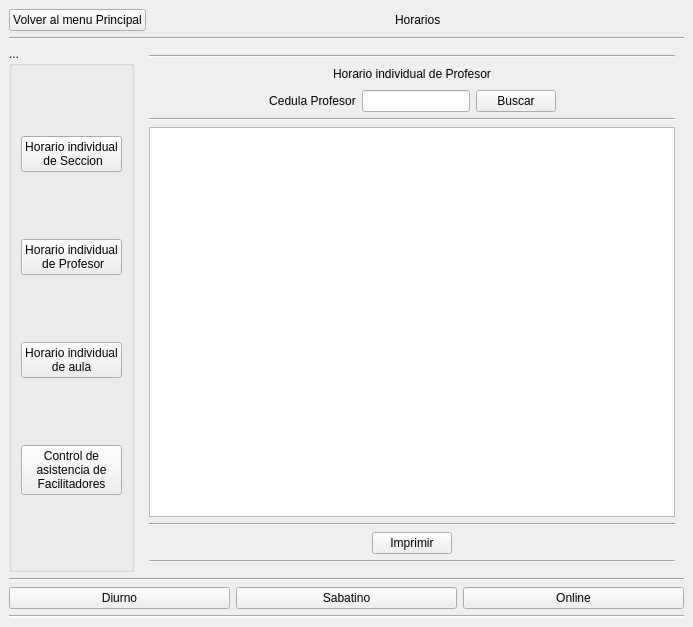
Above: ui/menu-horarios_principal.ui from Reinaldito04/IUTA----HORARIOS before the change. Below: the same form after it.
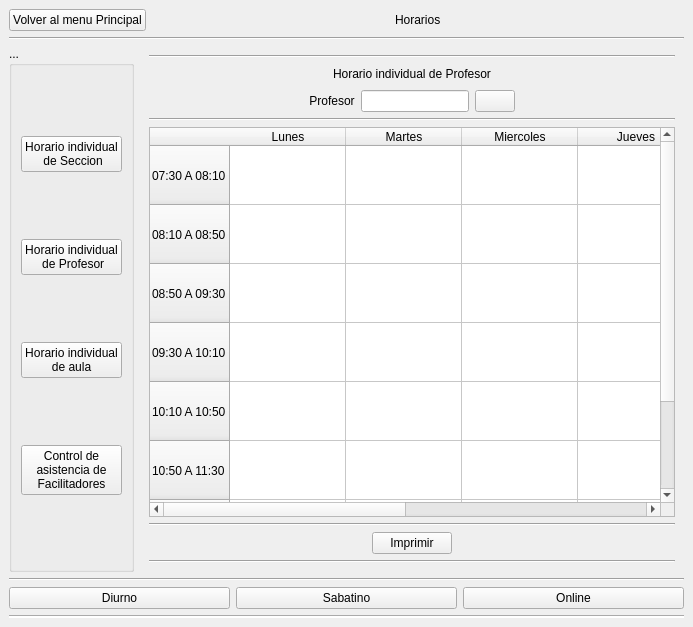
That is the form after the change. The open tabs and pages were chosen to show the change. Icons and pictures are not drawn.

Commit message: cambios en horario_principal menu

What changed in the file:
```diff
--- a/ui/menu-horarios_principal.ui
+++ b/ui/menu-horarios_principal.ui
@@ -767,7 +767,7 @@
               <item>
                <widget class="QLabel" name="label_5">
                 <property name="text">
-                 <string>Cedula Profesor</string>
+                 <string>Profesor</string>
                 </property>
                 <property name="alignment">
                  <set>Qt::AlignCenter</set>
@@ -787,7 +787,11 @@
               <item>
                <widget class="QPushButton" name="btn_buscar_cedulaprof">
                 <property name="text">
-                 <string>Buscar</string>
+                 <string/>
+                </property>
+                <property name="icon">
+                 <iconset>
+                  <normaloff>imagenes/search.png</normaloff>imagenes/search.png</iconset>
                 </property>
                </widget>
               </item>
@@ -816,7 +820,96 @@
            </widget>
           </item>
           <item>
-           <widget class="QTableWidget" name="tableWidget_horIndprof"/>
+           <widget class="QTableWidget" name="tableWidget_horIndprof">
+            <attribute name="horizontalHeaderMinimumSectionSize">
+             <number>50</number>
+            </attribute>
+            <attribute name="horizontalHeaderDefaultSectionSize">
+             <number>116</number>
+            </attribute>
+            <attribute name="horizontalHeaderShowSortIndicator" stdset="0">
+             <bool>false</bool>
+            </attribute>
+            <attribute name="horizontalHeaderStretchLastSection">
+             <bool>false</bool>
+            </attribute>
+            <attribute name="verticalHeaderCascadingSectionResizes">
+             <bool>false</bool>
+            </attribute>
+            <attribute name="verticalHeaderDefaultSectionSize">
+             <number>59</number>
+            </attribute>
+            <row>
+             <property name="text">
+              <string>07:30 A 08:10</string>
+             </property>
+            </row>
+            <row>
+             <property name="text">
+              <string>08:10 A 08:50</string>
+             </property>
+            </row>
+            <row>
+             <property name="text">
+              <string>08:50 A 09:30</string>
+             </property>
+            </row>
+            <row>
+             <property name="text">
+              <string>09:30 A 10:10</string>
+             </property>
+            </row>
+            <row>
+             <property name="text">
+              <string>10:10 A 10:50</string>
+             </property>
+            </row>
+            <row>
+             <property name="text">
+              <string>10:50 A 11:30</string>
+             </property>
+            </row>
+            <row>
+             <property name="text">
+              <string>11:30 A 12:10</string>
+             </property>
+            </row>
+            <row>
+             <property name="text">
+              <string>12:50 A 1:30</string>
+             </property>
+            </row>
+            <column>
+             <property name="text">
+              <string>Lunes</string>
+             </property>
+            </column>
+            <column>
+             <property name="text">
+              <string>Martes</string>
+             </property>
+            </column>
+            <column>
+             <property name="text">
+              <string>Miercoles</string>
+             </property>
+            </column>
+            <column>
+             <property name="text">
+              <string>Jueves</string>
+             </property>
+            </column>
+            <column>
+             <property name="text">
+              <string>Viernes</string>
+             </property>
+            </column>
+            <column>
+             <property name="text">
+              <string>Sabado</string>
+             </property>
+            </column>
+           </widget>
           </item>
           <item>
            <widget class="Line" name="line_10">
```
Left out of the diff: 94 changed lines with no effect on the pictures. The commit also changes 2 other files.
